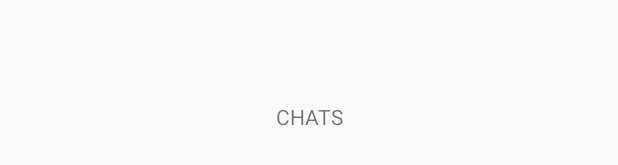
After one commit to Gerardelli/ManoParlante, an Android app: the layout activity_chat.xml on its own in the app's theme, with its tools: preview values and no code run, on a phone screen of 412 x 824 dp. The commit adds this screen. Shown: the part 501-666 px from the top of the screen. Run offline under Robolectric (Android 15) with nearby library versions, the phone set to English and light mode, and no system bars.

Commit message:
Información para la creacion de Chats Modelos y Provider

```diff
--- /dev/null
+++ b/app/src/main/res/layout/activity_chat.xml
@@ -0,0 +1,18 @@
+<?xml version="1.0" encoding="utf-8"?>
+<androidx.coordinatorlayout.widget.CoordinatorLayout
+    xmlns:android="http://schemas.android.com/apk/res/android"
+    xmlns:app="http://schemas.android.com/apk/res-auto"
+    xmlns:tools="http://schemas.android.com/tools"
+    android:layout_width="match_parent"
+    android:layout_height="match_parent"
+    android:fitsSystemWindows="true"
+    tools:context=".activities.ChatActivity">
+
+    <TextView
+        android:layout_width="match_parent"
+        android:layout_height="wrap_content"
+        android:text="CHATS"
+        android:layout_gravity="center"
+        android:textAlignment="center"/>
+
+</androidx.coordinatorlayout.widget.CoordinatorLayout>
```
Also changed, not shown: app/src/main/AndroidManifest.xml (+7 -6 lines), app/src/main/java/com/santiago/talkinghand/activities/ChatActivity.java (added, +39 -0 lines), app/src/main/java/com/santiago/talkinghand/activities/UsuarioPublicacionActivity.java (+22 -0 lines), app/src/main/java/com/santiago/talkinghand/models/Chat.java (added, +50 -0 lines), app/src/main/java/com/santiago/talkinghand/providers/ChatsProvider.java (added, +19 -0 lines), app/src/main/res/layout/activity_usuario_publicacion.xml (+8 -0 lines), app/src/main/res/drawable-hdpi/ic_message.png (added), app/src/main/res/drawable-mdpi/ic_message.png (added), app/src/main/res/drawable-xhdpi/ic_message.png (added), app/src/main/res/drawable-xxhdpi/ic_message.png (added), app/src/main/res/drawable-xxxhdpi/ic_message.png (added).
